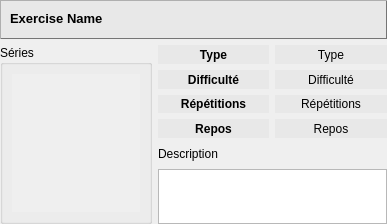
First picture: the form in src/exercisewidget.ui, repository oktal/bodeasy, before the edit.
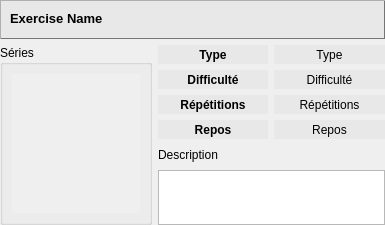
Second picture: the form after the edit.

Patch:
```diff
--- a/src/exercisewidget.ui
+++ b/src/exercisewidget.ui
@@ -6,10 +6,16 @@
    <rect>
     <x>0</x>
     <y>0</y>
-    <width>387</width>
-    <height>224</height>
+    <width>385</width>
+    <height>225</height>
    </rect>
   </property>
+  <property name="sizePolicy">
+   <sizepolicy hsizetype="MinimumExpanding" vsizetype="MinimumExpanding">
+    <horstretch>0</horstretch>
+    <verstretch>0</verstretch>
+   </sizepolicy>
+  </property>
   <property name="windowTitle">
    <string>Form</string>
   </property>
@@ -40,7 +46,7 @@
        <rect>
         <x>10</x>
         <y>10</y>
-        <width>171</width>
+        <width>371</width>
         <height>16</height>
        </rect>
       </property>
@@ -81,8 +87,8 @@
             <rect>
              <x>0</x>
              <y>0</y>
-             <width>132</width>
-             <height>144</height>
+             <width>131</width>
+             <height>145</height>
             </rect>
            </property>
           </widget>
```
Left out of the diff: 2 changed lines with no effect on the pictures.
